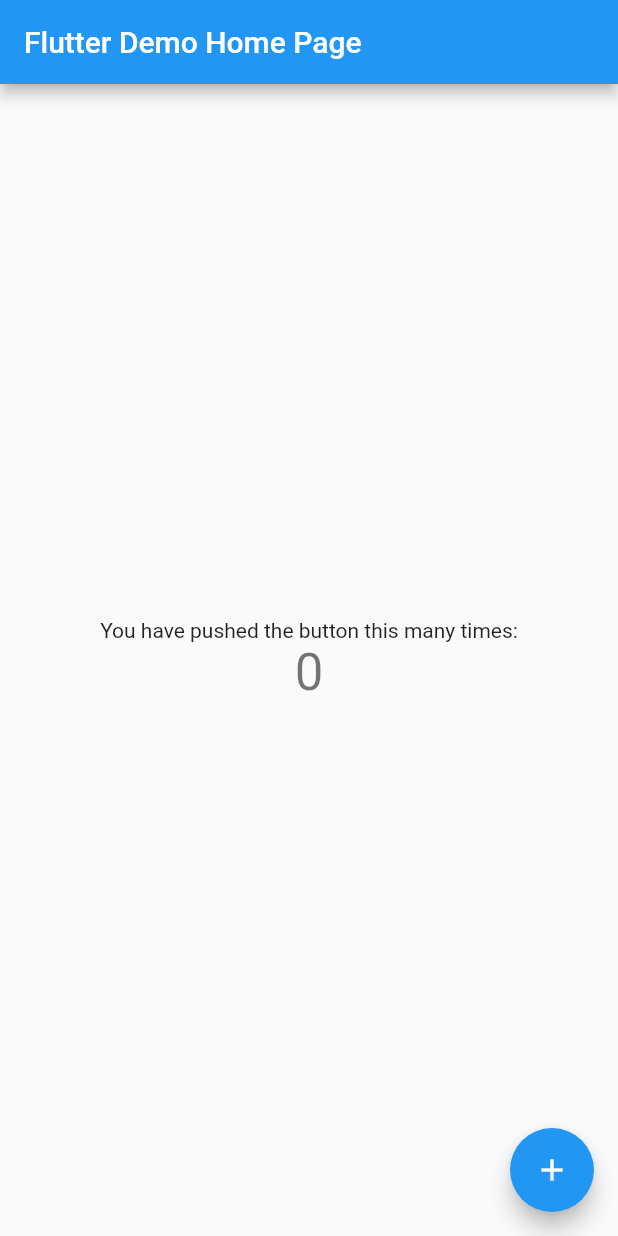
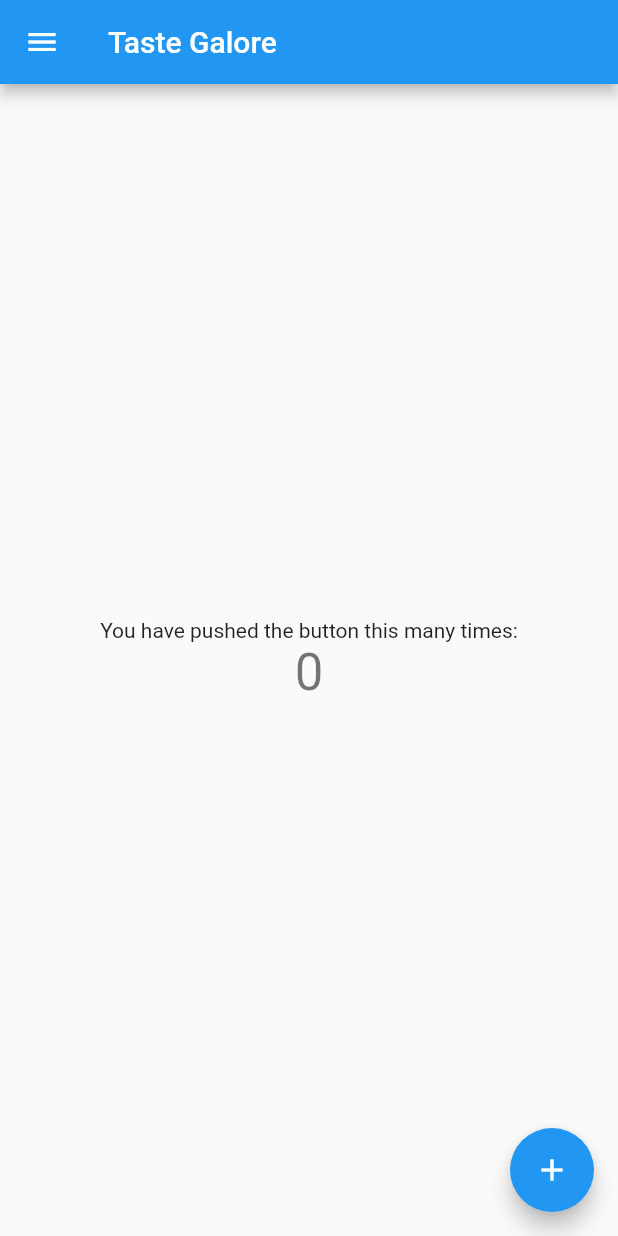
Before and after one commit to ckluy31/taste-galore, a Flutter app: the screen it shows after launch, on a phone screen of 412 x 824 dp. Run offline on Flutter 3.47's test engine with Material 2 defaults, Android fonts, the phone set to English and light mode, and no system bars.

Commit message:
added simple drawer to base app

```diff
--- a/myapp/lib/main.dart
+++ b/myapp/lib/main.dart
@@ -22,7 +22,7 @@ class MyApp extends StatelessWidget {
         // is not restarted.
         primarySwatch: Colors.blue,
       ),
-      home: MyHomePage(title: 'Flutter Demo Home Page'),
+      home: MyHomePage(title: 'Taste Galore'),
     );
   }
 }
@@ -73,6 +73,41 @@ class _MyHomePageState extends State<MyHomePage> {
         // the App.build method, and use it to set our appbar title.
         title: Text(widget.title),
       ),
+      drawer: Drawer(
+        // Add a ListView to the drawer. This ensures the user can scroll
+        // through the options in the drawer if there isn't enough vertical
+        // space to fit everything.
+        child: ListView(
+          // Important: Remove any padding from the ListView.
+          padding: EdgeInsets.zero,
+          children: <Widget>[
+            DrawerHeader(
+              child: Text('Drawer Header'),
+              decoration: BoxDecoration(
+                color: Colors.blue,
+              ),
+            ),
+            ListTile(
+              title: Text('Item 1'),
+              onTap: () {
+                // Update the state of the app
+                // ...
+                // Then close the drawer
+                Navigator.pop(context);
+              },
+            ),
+            ListTile(
+              title: Text('Item 2'),
+              onTap: () {
+                // Update the state of the app
+                // ...
+                // Then close the drawer
+                Navigator.pop(context);
+              },
+            ),
+          ],
+        ),
+      ),
       body: Center(
         // Center is a layout widget. It takes a single child and positions it
         // in the middle of the parent.
```
